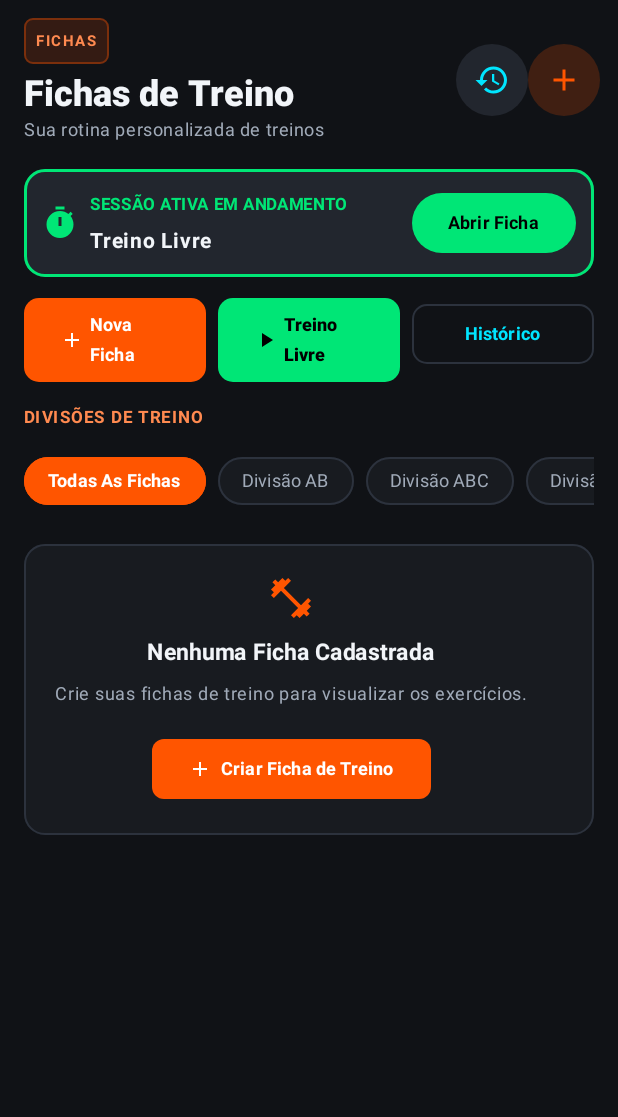
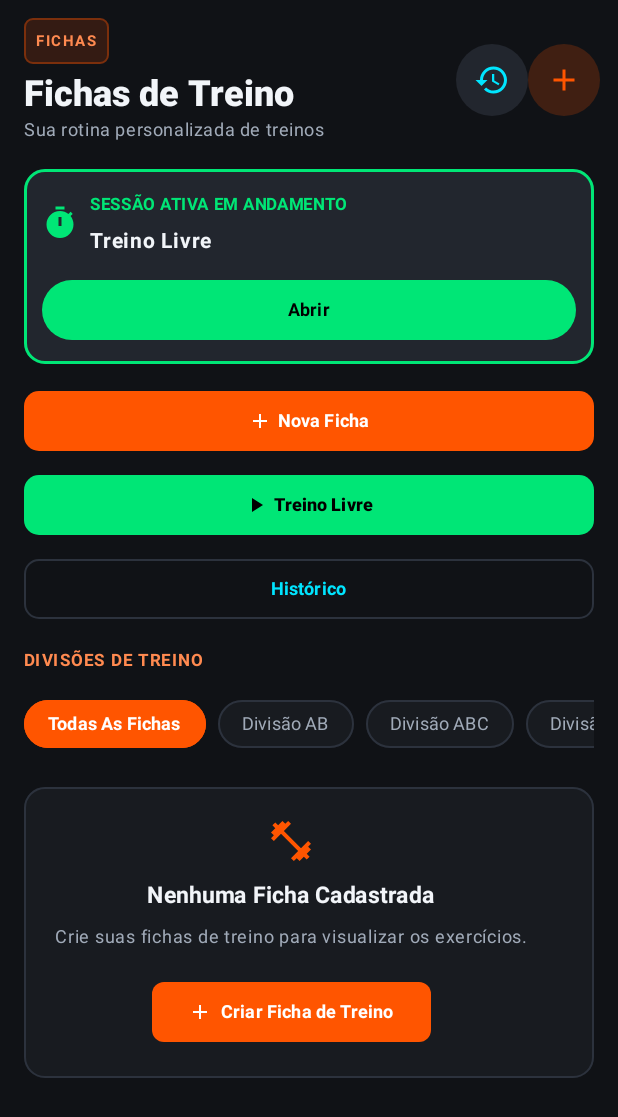
Before and after one commit to TecPatrick/APP-para-treino-TEST, an Android app built with Jetpack Compose: the composable WorkoutScreen shown on its own in the app's theme, after a tap on "Voltar", on a phone screen of 412 x 824 dp. Shown: the top 1117 px of the screen. Run offline under Robolectric (Android 15) with nearby library versions, the light colour scheme and no system bars; our stand-ins replace Firebase (no records; nobody signed in at launch, a user with empty details on screens opened directly), Room's generated code; libraries missing offline, so code that uses them is left out: coil.decode; pictures from the network do not load; 1 statement that could not run was skipped; 2 other taps on this screen came first.

Commit message:
Tornar WorkoutScreen.kt responsivo

```diff
--- a/app/src/main/java/com/example/ui/screens/workout/WorkoutScreen.kt
+++ b/app/src/main/java/com/example/ui/screens/workout/WorkoutScreen.kt
@@ -260,12 +260,11 @@ fun WorkoutScreen(viewModel: VirtusViewModel) {
                                 activeWorkout.routine?.let { viewingRoutineDetail = it }
                             }
                     ) {
-                        Row(
+                        Column(
                             modifier = Modifier
                                 .fillMaxWidth()
                                 .padding(12.dp),
-                            horizontalArrangement = Arrangement.SpaceBetween,
-                            verticalAlignment = Alignment.CenterVertically
+                            verticalArrangement = Arrangement.spacedBy(10.dp)
                         ) {
                             Row(verticalAlignment = Alignment.CenterVertically) {
                                 Icon(Icons.Default.Timer, contentDescription = null, tint = GrowthGreen, modifier = Modifier.size(24.dp))
@@ -284,9 +283,10 @@ fun WorkoutScreen(viewModel: VirtusViewModel) {
                                 onClick = {
                                     activeWorkout.routine?.let { viewingRoutineDetail = it }
                                 },
-                                colors = ButtonDefaults.buttonColors(containerColor = GrowthGreen)
+                                colors = ButtonDefaults.buttonColors(containerColor = GrowthGreen),
+                                modifier = Modifier.fillMaxWidth()
                             ) {
-                                Text("Abrir Ficha", color = Color.Black, fontWeight = FontWeight.Bold, fontSize = 12.sp)
+                                Text("Abrir", color = Color.Black, fontWeight = FontWeight.Bold, fontSize = 12.sp, maxLines = 1)
                             }
                         }
                     }
@@ -295,11 +295,11 @@ fun WorkoutScreen(viewModel: VirtusViewModel) {
 
             // Action Toolbar
             item {
-                Row(
+                Column(
                     modifier = Modifier
                         .fillMaxWidth()
                         .padding(horizontal = 16.dp, vertical = 8.dp),
-                    horizontalArrangement = Arrangement.spacedBy(8.dp)
+                    verticalArrangement = Arrangement.spacedBy(8.dp)
                 ) {
                     Button(
                         onClick = {
@@ -311,12 +311,12 @@ fun WorkoutScreen(viewModel: VirtusViewModel) {
                         colors = ButtonDefaults.buttonColors(containerColor = GrowthOrange),
                         shape = RoundedCornerShape(10.dp),
                         modifier = Modifier
-                            .weight(1f)
+                            .fillMaxWidth()
                             .testTag("add_routine_action_btn")
                     ) {
                         Icon(Icons.Default.Add, contentDescription = null, tint = Color.White, modifier = Modifier.size(16.dp))
                         Spacer(modifier = Modifier.width(4.dp))
-                        Text("Nova Ficha", fontWeight = FontWeight.Bold, color = Color.White, fontSize = 12.sp)
+                        Text("Nova Ficha", fontWeight = FontWeight.Bold, color = Color.White, fontSize = 12.sp, maxLines = 1, overflow = TextOverflow.Ellipsis)
                     }
 
                     Button(
@@ -331,12 +331,12 @@ fun WorkoutScreen(viewModel: VirtusViewModel) {
                         colors = ButtonDefaults.buttonColors(containerColor = GrowthGreen),
                         shape = RoundedCornerShape(10.dp),
                         modifier = Modifier
-                            .weight(1f)
+                            .fillMaxWidth()
                             .testTag("free_workout_action_btn")
                     ) {
                         Icon(Icons.Default.PlayArrow, contentDescription = null, tint = Color.Black, modifier = Modifier.size(16.dp))
                         Spacer(modifier = Modifier.width(4.dp))
-                        Text("Treino Livre", fontWeight = FontWeight.ExtraBold, color = Color.Black, fontSize = 12.sp)
+                        Text("Treino Livre", fontWeight = FontWeight.ExtraBold, color = Color.Black, fontSize = 12.sp, maxLines = 1, overflow = TextOverflow.Ellipsis)
                     }
 
                     OutlinedButton(
@@ -344,7 +344,7 @@ fun WorkoutScreen(viewModel: VirtusViewModel) {
                         colors = ButtonDefaults.outlinedButtonColors(contentColor = GrowthCyan),
                         border = BorderStroke(1.dp, CarbonBorder),
                         shape = RoundedCornerShape(10.dp),
-                        modifier = Modifier.weight(1f)
+                        modifier = Modifier.fillMaxWidth()
                     ) {
                         Text("Histórico", fontWeight = FontWeight.Bold, fontSize = 12.sp)
                     }
```
